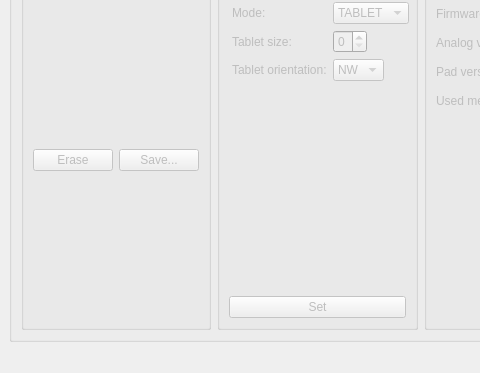
Before: the Qt Designer form m210c-qt/ui/mainwindow.ui in tuomasjjrasanen/m210, drawn with Qt 5; both pictures show x 0 to 480 and y 268 to 641 of the 634 by 641 pixel window.
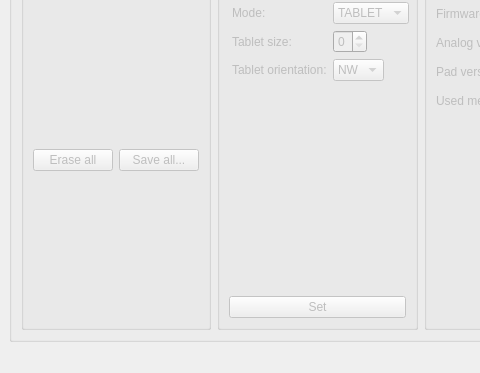
After: the same form once the commit is applied.

Commit message: m210c-qt: Modify ui-strings: Save -> Save all, Erase -> Erase all

```diff
--- a/m210c-qt/ui/mainwindow.ui
+++ b/m210c-qt/ui/mainwindow.ui
@@ -92,14 +92,14 @@
               <item>
                <widget class="QPushButton" name="pushButtonErase">
                 <property name="text">
-                 <string>Erase</string>
+                 <string>Erase all</string>
                 </property>
                </widget>
               </item>
               <item>
                <widget class="QPushButton" name="pushButtonDownload">
                 <property name="text">
-                 <string>Save...</string>
+                 <string>Save all...</string>
                 </property>
                </widget>
               </item>
```
